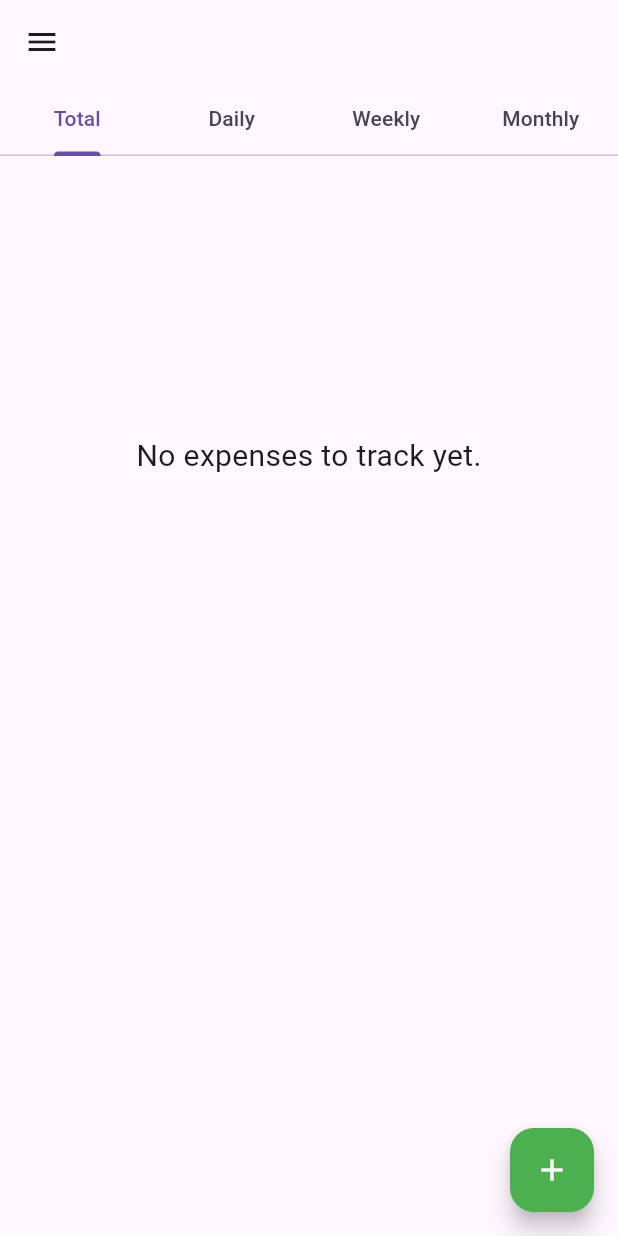
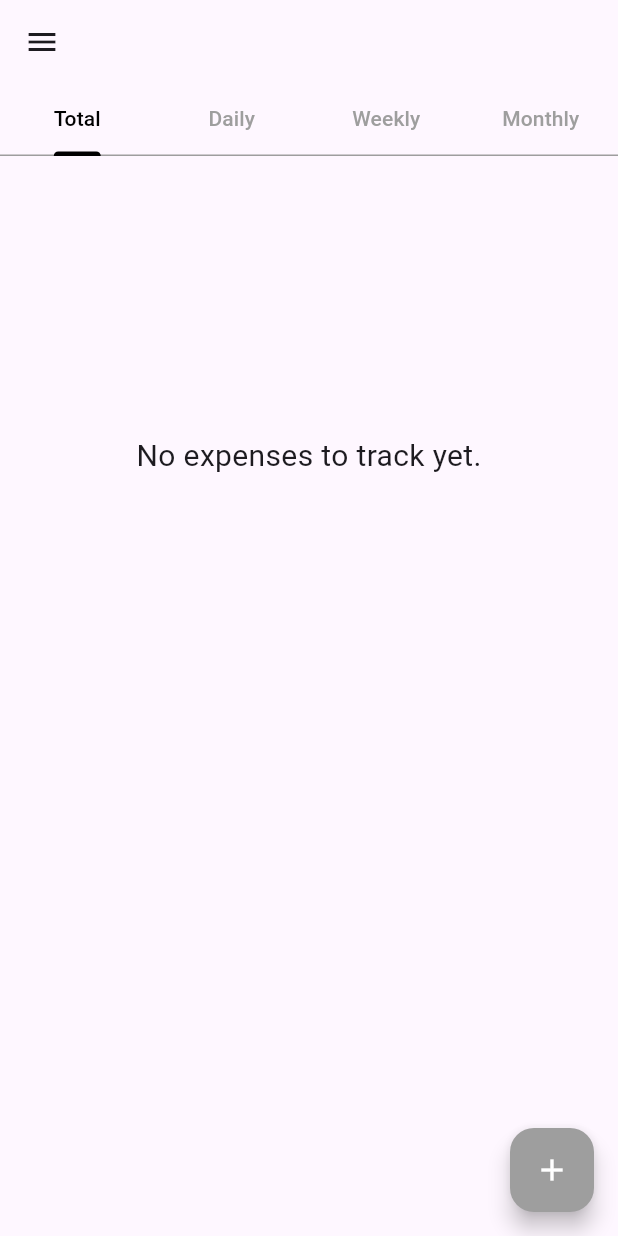
Before and after one commit to JustinasBliujus/expenses_tracker, a Flutter app: the screen it shows once a user with an empty profile is signed in, in the side drawer, after a tap on the "add" icon, on a phone screen of 412 x 824 dp. Run offline on Flutter 3.47's test engine with Material 3 defaults, Android fonts, the phone set to English and light mode, and no system bars; our stand-ins replace cloud_firestore, firebase_auth, firebase_core, fl_chart, flutter_colorpicker; accounts and stored records are empty; generated files the repository leaves out were written again.

Commit message:
UI changes

```diff
--- a/lib/pages/addExpensePage/add_expense.dart
+++ b/lib/pages/addExpensePage/add_expense.dart
@@ -69,7 +69,7 @@ class _AddExpenseState extends State<AddExpensePage> {
 
     if (selectedCategory == null || amountText.isEmpty) {
       ScaffoldMessenger.of(context).showSnackBar(
-        const SnackBar(content: Text('Please fill in all fields')),
+        const SnackBar(content: Text('Please fill in all fields'),backgroundColor: Colors.orange),
       );
       return;
     }
@@ -88,11 +88,11 @@ class _AddExpenseState extends State<AddExpensePage> {
       });
 
       ScaffoldMessenger.of(context).showSnackBar(
-        const SnackBar(content: Text('Expense added successfully')),
+        const SnackBar(content: Text('Expense added successfully'),backgroundColor: Colors.grey),
       );
     } catch (e) {
       ScaffoldMessenger.of(context).showSnackBar(
-        SnackBar(content: Text('Error: ${e.toString()}')),
+        SnackBar(content: Text('Error: ${e.toString()}'),backgroundColor: Colors.red),
       );
     }
   }
--- a/lib/pages/historyPage/history.dart
+++ b/lib/pages/historyPage/history.dart
@@ -116,7 +116,7 @@ class HistoryListView extends StatelessWidget {
                 await db.deleteExpenseFromCategory(expense.category, expense.id);
                 Navigator.of(context).pop();
                 ScaffoldMessenger.of(context).showSnackBar(
-                  const SnackBar(content: Text('Expense deleted successfully')),
+                  const SnackBar(content: Text('Expense deleted successfully'),backgroundColor: Colors.green),
                 );
               },
               child: const Text('Delete'),
--- a/lib/pages/loginRegisterPage/login_register.dart
+++ b/lib/pages/loginRegisterPage/login_register.dart
@@ -85,7 +85,9 @@ class _LoginRegisterState extends State<LoginRegister> {
               child: Column(
                 crossAxisAlignment: CrossAxisAlignment.stretch,
                 children: [
-                  StyledHeaderText(text: "Login or Register"),
+                  Center(
+                    child: StyledHeaderText(text: "Login or Register"),
+                  ),
                   const StyledSizedBox(height: 26),
                   StyledTextFormField(controller: _controllerEmail, labelText: 'Email',),
                   const SizedBox(height: 36),
--- a/lib/pages/manageCategoriesPage/manage_categories.dart
+++ b/lib/pages/manageCategoriesPage/manage_categories.dart
@@ -45,12 +45,13 @@ class _ManageCategoriesState extends State<ManageCategories> {
 
     if(categoryToMergeFirst == null || categoryToMergeSecond == null){
       ScaffoldMessenger.of(context).showSnackBar(
-        const SnackBar(content: Text('Please select both categories to merge')),
+
+        const SnackBar(content: Text('Please select both categories to merge'),backgroundColor: Colors.orange),
       );
     }
     else if(categoryToMergeFirst == categoryToMergeSecond){
       ScaffoldMessenger.of(context).showSnackBar(
-        const SnackBar(content: Text('You cannot merge the same category')),
+        const SnackBar(content: Text('You cannot merge the same category'),backgroundColor: Colors.orange),
       );
     }
     else{
--- a/lib/pages/overviewPage/top_tab_bar.dart
+++ b/lib/pages/overviewPage/top_tab_bar.dart
@@ -1,4 +1,5 @@
 import 'package:expenses_tracker/classes/category.dart';
+import 'package:expenses_tracker/pages/manageCategoriesPage/manage_categories.dart';
 import 'package:expenses_tracker/pages/overviewPage/pie_chart.dart';
 import 'package:expenses_tracker/helperFunctions/aggregate_expenses_by_category.dart';
 import 'package:expenses_tracker/services/auth.dart';
@@ -13,14 +14,31 @@ class TopTabBar extends StatelessWidget {
 
   @override
   Widget build(BuildContext context) {
-    return DefaultTabController(
+    final user = Auth().currentUser;
+    if (user == null) return const Center(child: Text("User not signed in"));
+
+    final db = DatabaseService(uid: user.uid);
+
+    return StreamProvider<List<Category>>.value(
+      initialData: const [],
+      value: db.categories,
+      child: DefaultTabController(
         initialIndex: 0,
         length: 4,
-      child: Scaffold(
+        child: Builder(builder: (context) {
+          final categories = Provider.of<List<Category>>(context);
+          final hasCategories = categories.isNotEmpty;
+
+          return Scaffold(
             appBar: AppBar(
               toolbarHeight: 0,
-          bottom: const TabBar(
-            tabs: <Widget>[
+              bottom: TabBar(
+                dividerColor: Colors.grey,
+                unselectedLabelColor: Colors.grey,
+                labelColor: Colors.black,
+                indicatorColor: Colors.black,
+                overlayColor: MaterialStateProperty.all<Color>(Colors.white),
+                tabs: const [
                   Tab(text: "Total"),
                   Tab(text: "Daily"),
                   Tab(text: "Weekly"),
@@ -37,19 +55,34 @@ class TopTabBar extends StatelessWidget {
               ],
             ),
             floatingActionButton: FloatingActionButton(
-            backgroundColor: Colors.green,
+              backgroundColor: hasCategories ? Colors.green : Colors.grey,
               foregroundColor: Colors.white,
-            onPressed: () => {
+              onPressed: () {
+                if (hasCategories) {
                   Navigator.of(context).push(
                     MaterialPageRoute(builder: (context) => const AddExpensePage()),
-              )
+                  );
+                } else {
+                  ScaffoldMessenger.of(context).showSnackBar(
+                    const SnackBar(
+                      content: Text("Please add a category first."),
+                      duration: Duration(seconds: 2),
+                    ),
+                  );
+                  Navigator.of(context).pushReplacement(
+                    MaterialPageRoute(builder: (context) => const ManageCategories()),
+                  );
+                }
               },
-            child: Icon(Icons.add)
+              child: const Icon(Icons.add),
             ),
+          );
+        }),
       ),
     );
   }
 }
+
 
 class TabBarViewPage extends StatefulWidget {
   final int durationType;
--- a/lib/pages/reusableWidgets/styled_text_form_field.dart
+++ b/lib/pages/reusableWidgets/styled_text_form_field.dart
@@ -43,9 +43,11 @@ class StyledTextFormField extends StatelessWidget {
       obscureText: isPassword,
       keyboardType: keyboardType,
       decoration: InputDecoration(
+        labelStyle: const TextStyle(color: Colors.black),
         labelText: labelText,
         border: OutlineInputBorder(
           borderRadius: BorderRadius.circular(8.0),
+          borderSide: const BorderSide(color: Colors.black),
         ),
       ),
       validator: _validator,
```
Lines whose indentation alone changed are shown as unchanged.
